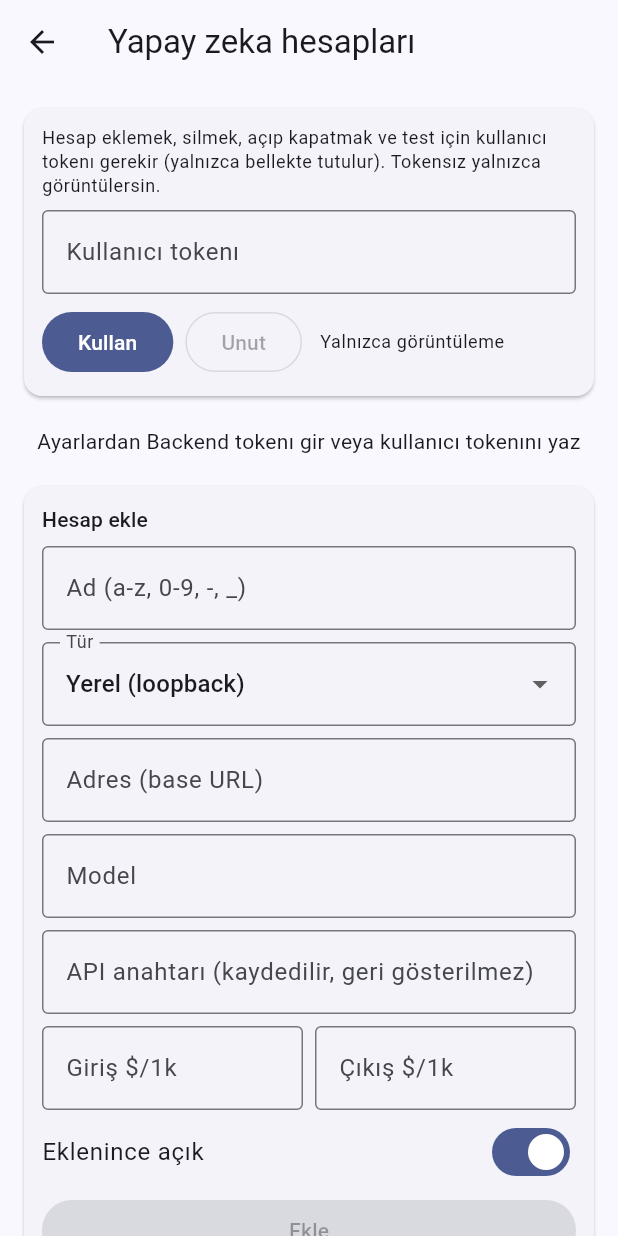
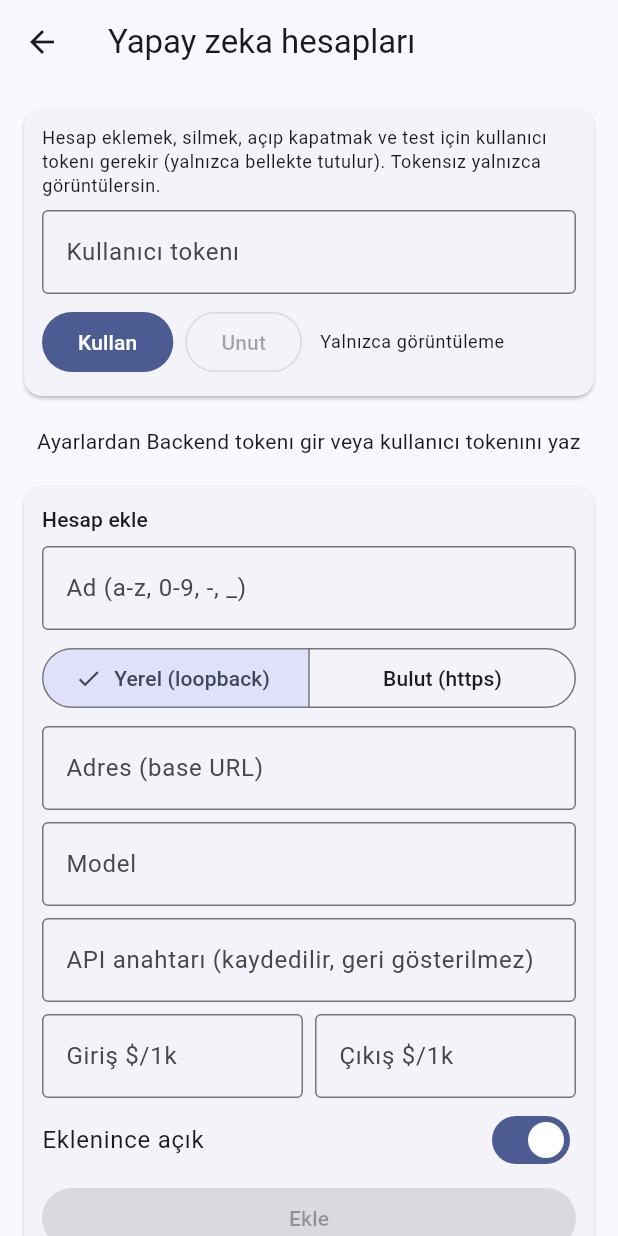
Before and after one commit to sonarmehmet/WACC, a Flutter app: the screen it shows after launch, item 5 of the bottom bar chosen, after a tap on "Yapay zeka hesapları", on a phone screen of 412 x 824 dp. Run offline on Flutter 3.47's test engine with Material 3 defaults, Android fonts, the phone set to English and light mode, and no system bars; our stand-ins replace flutter_secure_storage, shared_preferences.

Commit message:
mobile: tür seçimi SegmentedButton (deprecated uyarısı)
Co-Authored-By: Claude Sonnet 5.5 <noreply@anthropic.com>
Claude-Session: https://claude.ai/code/session_01EZ98Uf5wp5etbkLLzKrULN

```diff
--- a/mobile/lib/screens/ai_screen.dart
+++ b/mobile/lib/screens/ai_screen.dart
@@ -282,16 +282,14 @@ class _AiScreenState extends State<AiScreen> {
               decoration: const InputDecoration(labelText: 'Ad (a-z, 0-9, -, _)', border: OutlineInputBorder()),
             ),
             const SizedBox(height: 8),
-            // ignore: deprecated_member_use
-            DropdownButtonFormField<String>(
+            SegmentedButton<String>(
               key: const Key('aiKind'),
-              value: _kind,
-              items: const [
-                DropdownMenuItem(value: 'local', child: Text('Yerel (loopback)')),
-                DropdownMenuItem(value: 'cloud', child: Text('Bulut (https + anahtar)')),
+              segments: const [
+                ButtonSegment(value: 'local', label: Text('Yerel (loopback)')),
+                ButtonSegment(value: 'cloud', label: Text('Bulut (https)')),
               ],
-              onChanged: (v) => setState(() => _kind = v ?? 'local'),
-              decoration: const InputDecoration(labelText: 'Tür', border: OutlineInputBorder()),
+              selected: {_kind},
+              onSelectionChanged: (v) => setState(() => _kind = v.first),
             ),
             const SizedBox(height: 8),
             TextField(
```
